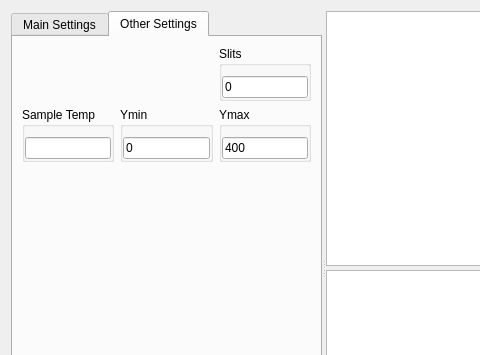
Before: the Qt Designer form UIs/PL.ui in SherwinGroup/EMCCD-psychic, drawn with Qt 5; both pictures show x 0 to 480 and y 0 to 355 of the 924 by 751 pixel window.
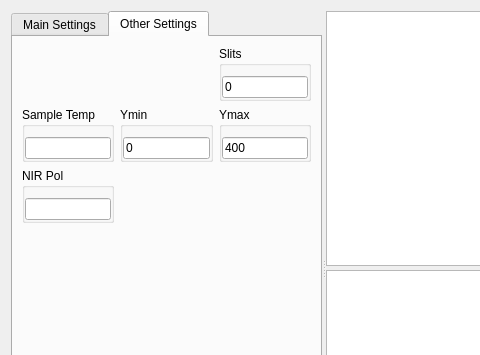
After: the same form once the commit is applied. The open tabs and pages were chosen to show the change. Custom widgets are drawn as their Qt base class.

Commit message:
I can't do anymore right now.
I think it’s getting really close. For a robust attempt for trying to
take data on Monday.

```diff
--- a/UIs/PL.ui
+++ b/UIs/PL.ui
@@ -462,6 +462,19 @@
              </layout>
             </widget>
            </item>
+           <item row="3" column="0">
+            <spacer name="verticalSpacer_4">
+             <property name="orientation">
+              <enum>Qt::Vertical</enum>
+             </property>
+             <property name="sizeHint" stdset="0">
+              <size>
+               <width>20</width>
+               <height>40</height>
+              </size>
+             </property>
+            </spacer>
+           </item>
            <item row="0" column="3">
             <widget class="QGroupBox" name="groupBox_45">
              <property name="title">
@@ -537,17 +550,31 @@
             </widget>
            </item>
            <item row="2" column="0">
-            <spacer name="verticalSpacer_4">
-             <property name="orientation">
-              <enum>Qt::Vertical</enum>
+            <widget class="QGroupBox" name="groupBox">
+             <property name="title">
+              <string>NIR Pol</string>
              </property>
-             <property name="sizeHint" stdset="0">
-              <size>
-               <width>20</width>
-               <height>40</height>
-              </size>
+             <property name="flat">
+              <bool>true</bool>
              </property>
-            </spacer>
+             <layout class="QHBoxLayout" name="horizontalLayout_2">
+              <property name="leftMargin">
+               <number>0</number>
+              </property>
+              <property name="topMargin">
+               <number>10</number>
+              </property>
+              <property name="rightMargin">
+               <number>0</number>
+              </property>
+              <property name="bottomMargin">
+               <number>0</number>
+              </property>
+              <item>
+               <widget class="QLineEdit" name="tCCDNIRPol"/>
+              </item>
+             </layout>
+            </widget>
            </item>
           </layout>
          </item>
```
Left out of the diff: 8 changed lines with no effect on the pictures. The commit also changes 17 other files.
